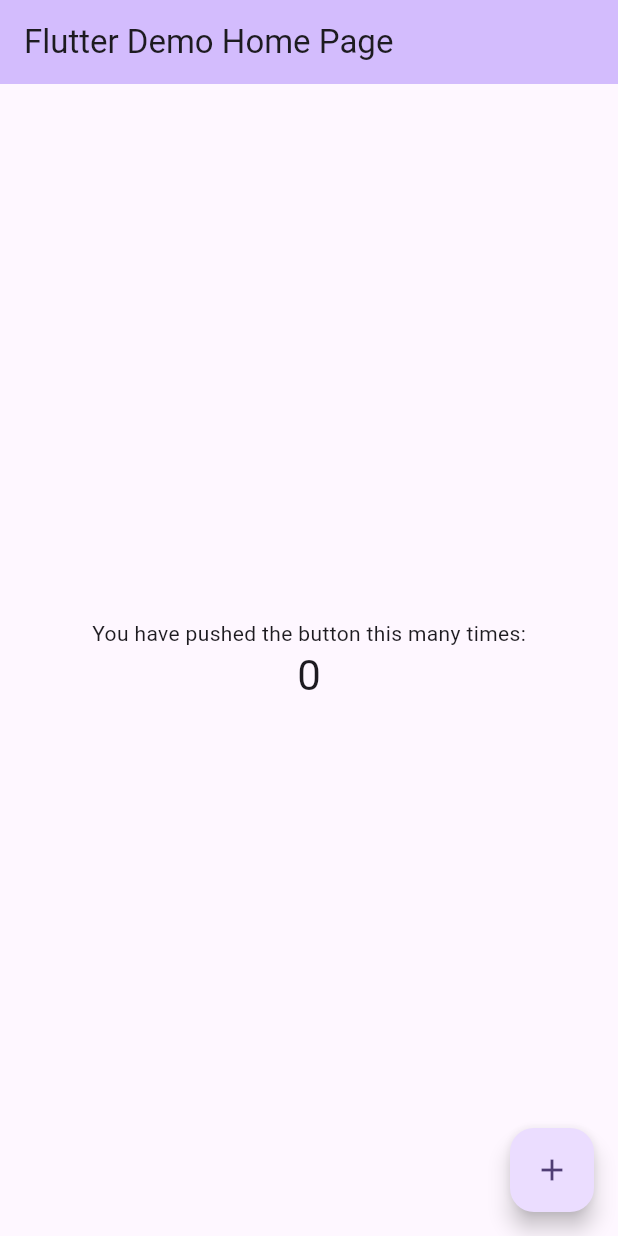
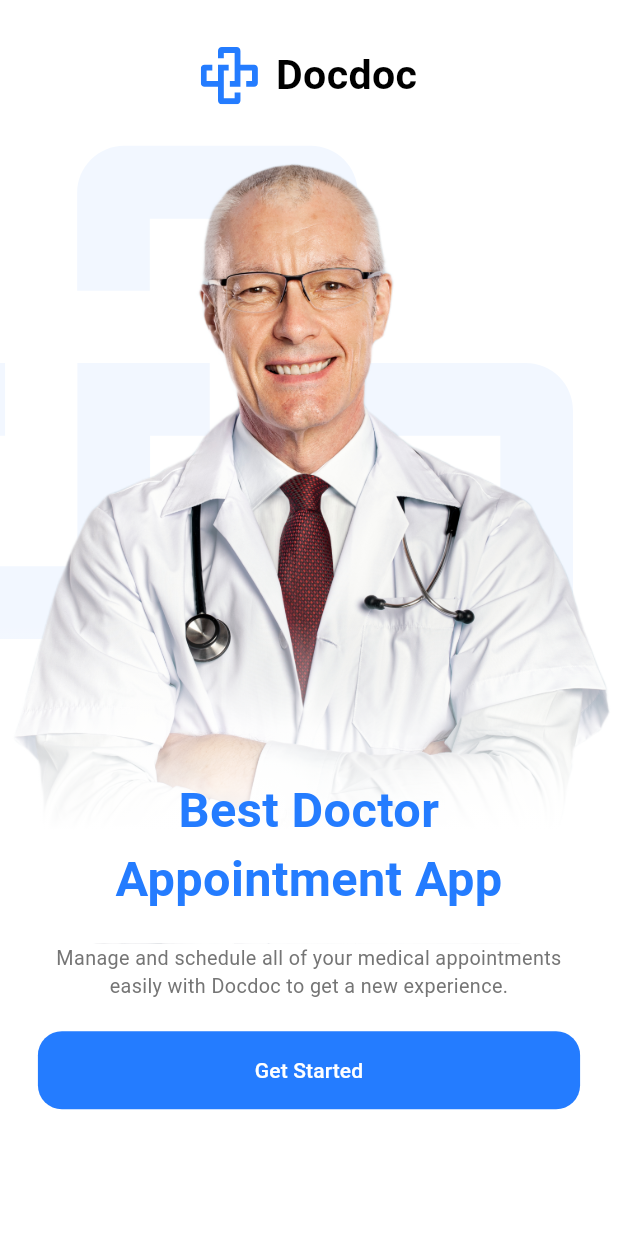
Before and after one commit to MariioAshraf/Docdoc_appointment_app, a Flutter app: the screen it shows after launch, on a phone screen of 412 x 824 dp. Run offline on Flutter 3.47's test engine with Material 3 defaults, Android fonts, the phone set to English and light mode, and no system bars; our stand-ins replace flutter_screenutil, flutter_svg.

Commit message:
added onBoarding feature

```diff
--- /dev/null
+++ b/lib/core/helpers/extensions.dart
@@ -0,0 +1,20 @@
+import 'package:flutter/cupertino.dart';
+
+extension Navigation on BuildContext {
+  Future<dynamic> pushNamed(String routeName, {Object? arguments}) {
+    return Navigator.of(this).pushNamed(routeName, arguments: arguments);
+  }
+
+  Future<dynamic> pushReplacementNamed(String routeName, {Object? arguments}) {
+    return Navigator.of(this)
+        .pushReplacementNamed(routeName, arguments: arguments);
+  }
+
+  Future<dynamic> pushNamedAndRemoveUntil(String routeName,
+      {Object? arguments, required RoutePredicate predicate}) {
+    return Navigator.of(this)
+        .pushNamedAndRemoveUntil(routeName, predicate, arguments: arguments);
+  }
+
+  void pop(String routeName, {Object? arguments}) => Navigator.of(this).pop();
+}
--- /dev/null
+++ b/lib/core/routing/app_router.dart
@@ -0,0 +1,31 @@
+import 'package:doctor_appointment_app/core/routing/routes.dart';
+import 'package:doctor_appointment_app/features/auth/presentation/views/login_view.dart';
+import 'package:doctor_appointment_app/features/onBoarding/presentation/views/onBoarding_view.dart';
+import 'package:flutter/material.dart';
+
+class AppRouter {
+  Route generateRoute(RouteSettings settings) {
+    switch (settings.name) {
+      case Routes.onBoardingView:
+        return MaterialPageRoute(
+          builder: (_) => const OnBoardingView(),
+        );
+      case Routes.loginView: // here
+        return MaterialPageRoute(
+          builder: (_) => const LoginView(),
+        );
+      case Routes.homeView: // and here
+        return MaterialPageRoute(
+          builder: (_) => Container(),
+        );
+      default:
+        return MaterialPageRoute(
+          builder: (context) => Scaffold(
+            body: Center(
+              child: Text('No route found for ${settings.name}'),
+            ),
+          ),
+        );
+    }
+  }
+}
--- /dev/null
+++ b/lib/core/routing/routes.dart
@@ -0,0 +1,5 @@
+class Routes {
+  static const String onBoardingView= '/onBoardingView';
+  static const String loginView= '/loginView';
+  static const String homeView= '/homeView';
+}
--- /dev/null
+++ b/lib/core/theming/colors.dart
@@ -0,0 +1,6 @@
+import 'package:flutter/material.dart';
+
+class ColorsManager {
+  static const Color mainBlue = Color(0xFF247CFF);
+  static const Color grey = Color(0xFF757575);
+}
--- /dev/null
+++ b/lib/core/theming/styles.dart
@@ -0,0 +1,23 @@
+import 'package:doctor_appointment_app/core/theming/colors.dart';
+import 'package:flutter/material.dart';
+import 'package:flutter_screenutil/flutter_screenutil.dart';
+
+class TextStyles{
+  static  TextStyle font24Black700Weight =  TextStyle(
+     fontSize: 27.sp,
+    fontWeight: FontWeight.w700,
+    color: Colors.black
+  );
+
+  static  TextStyle font23BlueBold =  TextStyle(
+     fontSize: 32.sp,
+    fontWeight: FontWeight.bold,
+    color: ColorsManager.mainBlue
+  );
+  static  TextStyle font15GreyRegular =  TextStyle(
+     fontSize: 13.sp,
+    fontWeight: FontWeight.normal,
+    color: ColorsManager.grey
+  );
+
+}
--- /dev/null
+++ b/lib/doc_app.dart
@@ -0,0 +1,29 @@
+import 'package:doctor_appointment_app/core/routing/app_router.dart';
+import 'package:doctor_appointment_app/core/routing/routes.dart';
+import 'package:doctor_appointment_app/core/theming/colors.dart';
+import 'package:flutter/material.dart';
+import 'package:flutter_screenutil/flutter_screenutil.dart';
+
+class DocApp extends StatelessWidget {
+  const DocApp({super.key, required this.appRouter});
+
+  final AppRouter appRouter;
+
+  @override
+  Widget build(BuildContext context) {
+    return ScreenUtilInit(
+      designSize:const  Size(375, 812),
+      minTextAdapt: true,
+      child: MaterialApp(
+        debugShowCheckedModeBanner: false,
+        title: 'Doc App',
+        theme: ThemeData(
+          primaryColor: ColorsManager.mainBlue,
+          scaffoldBackgroundColor: Colors.white,
+        ),
+        initialRoute: Routes.onBoardingView,
+        onGenerateRoute: appRouter.generateRoute,
+      ),
+    );
+  }
+}
--- /dev/null
+++ b/lib/features/auth/presentation/views/login_view.dart
@@ -0,0 +1,9 @@
+import 'package:flutter/material.dart';
+class LoginView extends StatelessWidget {
+  const LoginView({super.key});
+
+  @override
+  Widget build(BuildContext context) {
+    return Scaffold(body: Center(child: Text('login view'),),);
+  }
+}
--- /dev/null
+++ b/lib/features/onBoarding/presentation/views/onBoarding_view.dart
@@ -0,0 +1,16 @@
+import 'package:flutter/material.dart';
+
+import 'widgets/onBoarding_view_body.dart';
+
+class OnBoardingView extends StatelessWidget {
+  const OnBoardingView({super.key});
+
+  @override
+  Widget build(BuildContext context) {
+    return const Scaffold(
+      body: SafeArea(
+        child: OnBoardingViewBody(),
+      ),
+    );
+  }
+}
--- /dev/null
+++ b/lib/features/onBoarding/presentation/views/widgets/doc_image_and_text.dart
@@ -0,0 +1,46 @@
+import 'package:doctor_appointment_app/core/theming/styles.dart';
+import 'package:flutter/material.dart';
+import 'package:flutter_svg/svg.dart';
+class DocImageAndText extends StatelessWidget {
+  const DocImageAndText({super.key});
+
+  @override
+  Widget build(BuildContext context) {
+    return Stack(
+      children: [
+        Positioned(
+          bottom: 50,
+          top: 0,
+          right: 30,
+          left: 0,
+          child: SvgPicture.asset(
+            'assets/svgs/logo_low_opacity.svg',
+          ),
+        ),
+        Container(
+          foregroundDecoration: BoxDecoration(
+            gradient: LinearGradient(
+              end: Alignment.topCenter,
+              begin: Alignment.bottomCenter,
+              colors: [Colors.white, Colors.white.withOpacity(0)],
+              stops: const [0.14, 0.4],
+            ),
+          ),
+          child: Image.asset(
+            'assets/images/onBoarding_doctor.png',
+          ),
+        ),
+        Positioned(
+          bottom: 20,
+          right: 0,
+          left: 0,
+          child: Text(
+            'Best Doctor\nAppointment App',
+            textAlign: TextAlign.center,
+            style: TextStyles.font23BlueBold,
+          ),
+        )
+      ],
+    );
+  }
+}
--- /dev/null
+++ b/lib/features/onBoarding/presentation/views/widgets/doc_logo_and_name.dart
@@ -0,0 +1,25 @@
+import 'package:doctor_appointment_app/core/theming/styles.dart';
+import 'package:flutter/material.dart';
+import 'package:flutter_screenutil/flutter_screenutil.dart';
+import 'package:flutter_svg/svg.dart';
+
+class DocLogoAndName extends StatelessWidget {
+  const DocLogoAndName({super.key});
+
+  @override
+  Widget build(BuildContext context) {
+    return Row(
+      mainAxisAlignment: MainAxisAlignment.center,
+      children: [
+        SvgPicture.asset('assets/svgs/docdoc_logo.svg'),
+        SizedBox(
+          width: 10.w,
+        ),
+        Text(
+          'Docdoc',
+          style: TextStyles.font24Black700Weight,
+        )
+      ],
+    );
+  }
+}
--- /dev/null
+++ b/lib/features/onBoarding/presentation/views/widgets/get_started_button.dart
@@ -0,0 +1,34 @@
+import 'package:doctor_appointment_app/core/helpers/extensions.dart';
+import 'package:doctor_appointment_app/core/routing/routes.dart';
+import 'package:doctor_appointment_app/core/theming/colors.dart';
+import 'package:flutter/material.dart';
+class GetStartedButton extends StatelessWidget {
+  const GetStartedButton({super.key});
+
+  @override
+  Widget build(BuildContext context) {
+    return TextButton(
+        style: const ButtonStyle(
+          shape: WidgetStatePropertyAll<OutlinedBorder>(
+            RoundedRectangleBorder(
+              borderRadius: BorderRadius.all(
+                Radius.circular(16),
+              ),
+            ),
+          ),
+          minimumSize:
+          WidgetStatePropertyAll(Size(double.infinity, 52)),
+          tapTargetSize: MaterialTapTargetSize.shrinkWrap,
+          backgroundColor: WidgetStatePropertyAll(
+            ColorsManager.mainBlue,
+          ),
+        ),
+        onPressed: () {
+          context.pushNamed(Routes.loginView);
+        },
+        child: const Text(
+          'Get Started',
+          style: TextStyle(color: Colors.white),
+        ));
+  }
+}
--- /dev/null
+++ b/lib/features/onBoarding/presentation/views/widgets/onBoarding_view_body.dart
@@ -0,0 +1,48 @@
+import 'package:doctor_appointment_app/core/theming/styles.dart';
+import 'package:flutter/material.dart';
+import 'package:flutter_screenutil/flutter_screenutil.dart';
+import 'doc_image_and_text.dart';
+import 'doc_logo_and_name.dart';
+import 'get_started_button.dart';
+
+class OnBoardingViewBody extends StatelessWidget {
+  const OnBoardingViewBody({super.key});
+
+  @override
+  Widget build(BuildContext context) {
+    return SingleChildScrollView(
+      child: Padding(
+        padding: EdgeInsets.only(bottom: 30.h, top: 30.h),
+        child: Column(
+          children: [
+            const DocLogoAndName(),
+            SizedBox(
+              height: 20.h,
+            ),
+            const DocImageAndText(),
+            Padding(
+              padding: EdgeInsets.symmetric(horizontal: 23.w),
+              child: Column(
+                children: [
+                  Column(
+                    children: [
+                      Text(
+                        'Manage and schedule all of your medical appointments easily with Docdoc to get a new experience.',
+                        style: TextStyles.font15GreyRegular,
+                        textAlign: TextAlign.center,
+                      ),
+                      SizedBox(
+                        height: 20.h,
+                      ),
+                      const GetStartedButton(),
+                    ],
+                  ),
+                ],
+              ),
+            )
+          ],
+        ),
+      ),
+    );
+  }
+}
--- a/lib/main.dart
+++ b/lib/main.dart
@@ -1,125 +1,10 @@
 import 'package:flutter/material.dart';
 
+import 'core/routing/app_router.dart';
+import 'doc_app.dart';
+
 void main() {
-  runApp(const MyApp());
+  runApp( DocApp(
+    appRouter: AppRouter(),
+  ));
 }
-
-class MyApp extends StatelessWidget {
-  const MyApp({super.key});
-
-  // This widget is the root of your application.
-  @override
-  Widget build(BuildContext context) {
-    return MaterialApp(
-      title: 'Flutter Demo',
-      theme: ThemeData(
-        // This is the theme of your application.
-        //
-        // TRY THIS: Try running your application with "flutter run". You'll see
-        // the application has a purple toolbar. Then, without quitting the app,
-        // try changing the seedColor in the colorScheme below to Colors.green
-        // and then invoke "hot reload" (save your changes or press the "hot
-        // reload" button in a Flutter-supported IDE, or press "r" if you used
-        // the command line to start the app).
-        //
-        // Notice that the counter didn't reset back to zero; the application
-        // state is not lost during the reload. To reset the state, use hot
-        // restart instead.
-        //
-        // This works for code too, not just values: Most code changes can be
-        // tested with just a hot reload.
-        colorScheme: ColorScheme.fromSeed(seedColor: Colors.deepPurple),
-        useMaterial3: true,
-      ),
-      home: const MyHomePage(title: 'Flutter Demo Home Page'),
-    );
-  }
-}
-
-class MyHomePage extends StatefulWidget {
-  const MyHomePage({super.key, required this.title});
-
-  // This widget is the home page of your application. It is stateful, meaning
-  // that it has a State object (defined below) that contains fields that affect
-  // how it looks.
-
-  // This class is the configuration for the state. It holds the values (in this
-  // case the title) provided by the parent (in this case the App widget) and
-  // used by the build method of the State. Fields in a Widget subclass are
-  // always marked "final".
-
-  final String title;
-
-  @override
-  State<MyHomePage> createState() => _MyHomePageState();
-}
-
-class _MyHomePageState extends State<MyHomePage> {
-  int _counter = 0;
-
-  void _incrementCounter() {
-    setState(() {
-      // This call to setState tells the Flutter framework that something has
-      // changed in this State, which causes it to rerun the build method below
-      // so that the display can reflect the updated values. If we changed
-      // _counter without calling setState(), then the build method would not be
-      // called again, and so nothing would appear to happen.
-      _counter++;
-    });
-  }
-
-  @override
-  Widget build(BuildContext context) {
-    // This method is rerun every time setState is called, for instance as done
-    // by the _incrementCounter method above.
-    //
-    // The Flutter framework has been optimized to make rerunning build methods
-    // fast, so that you can just rebuild anything that needs updating rather
-    // than having to individually change instances of widgets.
-    return Scaffold(
-      appBar: AppBar(
-        // TRY THIS: Try changing the color here to a specific color (to
-        // Colors.amber, perhaps?) and trigger a hot reload to see the AppBar
-        // change color while the other colors stay the same.
-        backgroundColor: Theme.of(context).colorScheme.inversePrimary,
-        // Here we take the value from the MyHomePage object that was created by
-        // the App.build method, and use it to set our appbar title.
-        title: Text(widget.title),
-      ),
-      body: Center(
-        // Center is a layout widget. It takes a single child and positions it
-        // in the middle of the parent.
-        child: Column(
-          // Column is also a layout widget. It takes a list of children and
-          // arranges them vertically. By default, it sizes itself to fit its
-          // children horizontally, and tries to be as tall as its parent.
-          //
-          // Column has various properties to control how it sizes itself and
-          // how it positions its children. Here we use mainAxisAlignment to
-          // center the children vertically; the main axis here is the vertical
-          // axis because Columns are vertical (the cross axis would be
-          // horizontal).
-          //
-          // TRY THIS: Invoke "debug painting" (choose the "Toggle Debug Paint"
-          // action in the IDE, or press "p" in the console), to see the
-          // wireframe for each widget.
-          mainAxisAlignment: MainAxisAlignment.center,
-          children: <Widget>[
-            const Text(
-              'You have pushed the button this many times:',
-            ),
-            Text(
-              '$_counter',
-              style: Theme.of(context).textTheme.headlineMedium,
-            ),
-          ],
-        ),
-      ),
-      floatingActionButton: FloatingActionButton(
-        onPressed: _incrementCounter,
-        tooltip: 'Increment',
-        child: const Icon(Icons.add),
-      ), // This trailing comma makes auto-formatting nicer for build methods.
-    );
-  }
-}
```
Also changed, not shown: pubspec.yaml (+7 -3 lines), assets/images/onBoarding_doctor.png (added), assets/svgs/docdoc_logo.svg (added), assets/svgs/logo_low_opacity.svg (added), pubspec.lock, 1 other file.
